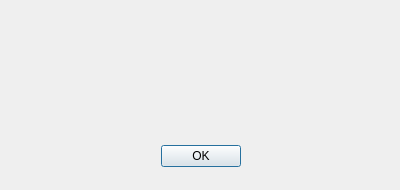
First picture: the form in aboutdialog.ui, repository SideFx/SimpleJournalQt, before the edit.
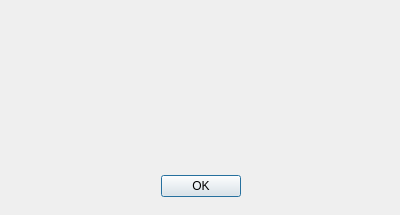
Second picture: the form after the edit. Icons and pictures are not drawn.

```diff
--- a/aboutdialog.ui
+++ b/aboutdialog.ui
@@ -7,7 +7,7 @@
     <x>0</x>
     <y>0</y>
     <width>400</width>
-    <height>190</height>
+    <height>215</height>
    </rect>
   </property>
   <property name="windowTitle">
@@ -26,7 +26,7 @@
    <property name="geometry">
     <rect>
      <x>30</x>
-     <y>140</y>
+     <y>170</y>
      <width>341</width>
      <height>32</height>
     </rect>
@@ -44,7 +44,7 @@
   <widget class="QLabel" name="lbl_graphics">
    <property name="geometry">
     <rect>
-     <x>20</x>
+     <x>10</x>
      <y>10</y>
      <width>111</width>
      <height>121</height>
@@ -67,9 +67,9 @@
    <property name="geometry">
     <rect>
      <x>140</x>
-     <y>20</y>
+     <y>10</y>
      <width>241</width>
-     <height>111</height>
+     <height>151</height>
     </rect>
    </property>
    <property name="text">
```
Left out of the diff: 2 changed lines with no effect on the pictures.
